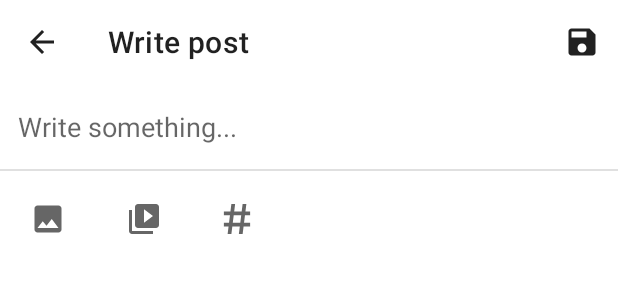
After one commit to karimsinouh/SocialMediaApp, an Android app: the layout fragment_write_post.xml on its own in the app's theme, with its tools: preview values and no code run, on a phone screen of 412 x 824 dp. The commit adds this screen. Shown: the top 300 px of the screen. Run offline under Robolectric (Android 15) with nearby library versions, the phone set to English and light mode, and no system bars.

Commit message:
setup basics of write post screen

```diff
--- a/app/build.gradle
+++ b/app/build.gradle
@@ -72,10 +72,13 @@ dependencies {
     implementation 'com.github.bumptech.glide:glide:4.12.0'
     kapt 'com.github.bumptech.glide:compiler:4.12.0'
 
-
     //firebase
     implementation platform('com.google.firebase:firebase-bom:26.7.0')
     implementation 'com.google.firebase:firebase-auth-ktx'
     implementation 'com.google.firebase:firebase-firestore-ktx'
 
+    //image cropper
+    api 'com.theartofdev.edmodo:android-image-cropper:2.8.0'
+
+
 }
--- a/app/src/main/AndroidManifest.xml
+++ b/app/src/main/AndroidManifest.xml
@@ -10,6 +10,11 @@
         android:roundIcon="@drawable/ic_app_icon"
         android:supportsRtl="true"
         android:theme="@style/Theme.SocialMedia">
+
+        <activity
+            android:name="com.theartofdev.edmodo.cropper.CropImageActivity"
+            android:theme="@style/Base.Theme.AppCompat" />
+
         <activity android:name=".ui.main.MainActivity">
             <intent-filter>
                 <action android:name="android.intent.action.MAIN" />
--- /dev/null
+++ b/app/src/main/res/drawable/ic_baseline_save_24.xml
@@ -0,0 +1,10 @@
+<vector xmlns:android="http://schemas.android.com/apk/res/android"
+    android:width="24dp"
+    android:height="24dp"
+    android:viewportWidth="24"
+    android:viewportHeight="24"
+    android:tint="?attr/colorControlNormal">
+  <path
+      android:fillColor="@android:color/white"
+      android:pathData="M17,3L5,3c-1.11,0 -2,0.9 -2,2v14c0,1.1 0.89,2 2,2h14c1.1,0 2,-0.9 2,-2L21,7l-4,-4zM12,19c-1.66,0 -3,-1.34 -3,-3s1.34,-3 3,-3 3,1.34 3,3 -1.34,3 -3,3zM15,9L5,9L5,5h10v4z"/>
+</vector>
--- /dev/null
+++ b/app/src/main/res/drawable/ic_hashtag_symbol.xml
@@ -0,0 +1,8 @@
+<vector android:height="20dp"
+    android:viewportHeight="32"
+    android:viewportWidth="32"
+    android:width="20dp"
+    android:tint="?attr/colorControlNormal"
+    xmlns:android="http://schemas.android.com/apk/res/android">
+    <path android:fillColor="#030104" android:pathData="M30,12V8h-5.004l1,-8h-4l-1,8h-7.998l1,-8h-4l-1,8H2v4h6.498L7.5,20H2v4h5l-1,8h4l1,-8h8l-1.002,8H22l1,-8h7v-4h-6.5l0.996,-8H30zM19.5,20h-8l0.998,-8h7.998L19.5,20z"/>
+</vector>
--- /dev/null
+++ b/app/src/main/res/drawable/ic_picture.xml
@@ -0,0 +1,10 @@
+<vector xmlns:android="http://schemas.android.com/apk/res/android"
+    android:width="24dp"
+    android:height="24dp"
+    android:viewportWidth="24"
+    android:viewportHeight="24"
+    android:tint="?attr/colorControlNormal">
+  <path
+      android:fillColor="@android:color/white"
+      android:pathData="M21,19V5c0,-1.1 -0.9,-2 -2,-2H5c-1.1,0 -2,0.9 -2,2v14c0,1.1 0.9,2 2,2h14c1.1,0 2,-0.9 2,-2zM8.5,13.5l2.5,3.01L14.5,12l4.5,6H5l3.5,-4.5z"/>
+</vector>
--- /dev/null
+++ b/app/src/main/res/layout/fragment_write_post.xml
@@ -0,0 +1,75 @@
+<?xml version="1.0" encoding="utf-8"?>
+<LinearLayout xmlns:app="http://schemas.android.com/apk/res-auto"
+    android:orientation="vertical"
+    xmlns:android="http://schemas.android.com/apk/res/android"
+    android:layout_width="match_parent"
+    android:layout_height="match_parent">
+
+
+    <androidx.appcompat.widget.Toolbar
+        android:id="@+id/toolbar"
+        android:layout_width="match_parent"
+        android:layout_height="wrap_content"
+        android:minHeight="?attr/actionBarSize"
+        android:theme="?attr/actionBarTheme"
+        app:menu="@menu/write_post"
+        app:navigationIcon="@drawable/ic_arrow_back"
+        app:title="Write post" />
+
+    <EditText
+
+        android:id="@+id/editText"
+        android:layout_width="match_parent"
+        android:layout_height="wrap_content"
+        android:background="#00000000"
+        android:ems="10"
+        android:hint="Write something..."
+        android:inputType="textMultiLine"
+        android:paddingStart="12dp"
+        android:paddingTop="16dp"
+        android:paddingEnd="12dp"
+        android:paddingBottom="16dp" />
+
+    <View
+        android:id="@+id/divider"
+        android:layout_width="match_parent"
+        android:layout_height="1dp"
+        android:background="?android:attr/listDivider" />
+
+    <LinearLayout
+        android:gravity="center_vertical"
+        android:id="@+id/attachments"
+        android:layout_width="match_parent"
+        android:layout_height="wrap_content"
+        android:orientation="horizontal">
+
+        <ImageButton
+            android:layout_margin="12dp"
+            android:padding="8dp"
+            android:background="?attr/selectableItemBackground"
+            android:id="@+id/addPicture"
+            android:layout_width="wrap_content"
+            android:layout_height="wrap_content"
+            app:srcCompat="@drawable/ic_picture" />
+
+        <ImageButton
+            android:layout_margin="12dp"
+            android:padding="8dp"
+            android:background="?attr/selectableItemBackground"
+            android:id="@+id/addVideo"
+            android:layout_width="wrap_content"
+            android:layout_height="wrap_content"
+            app:srcCompat="@drawable/ic_videos" />
+
+        <ImageButton
+            android:layout_margin="12dp"
+            android:padding="8dp"
+            android:background="?attr/selectableItemBackground"
+            android:id="@+id/addHashTags"
+            android:layout_width="wrap_content"
+            android:layout_height="wrap_content"
+            app:srcCompat="@drawable/ic_hashtag_symbol" />
+
+    </LinearLayout>
+
+</LinearLayout>
--- /dev/null
+++ b/app/src/main/res/menu/write_post.xml
@@ -0,0 +1,11 @@
+<?xml version="1.0" encoding="utf-8"?>
+<menu xmlns:android="http://schemas.android.com/apk/res/android"
+    xmlns:app="http://schemas.android.com/apk/res-auto">
+
+    <item
+        android:id="@+id/save"
+        app:showAsAction="always"
+        android:title="Save"
+        android:icon="@drawable/ic_baseline_save_24"/>
+
+</menu>
```
Also changed, not shown: app/src/main/java/com/karimsinouh/socialmedia/ui/home/HomeFragment.kt (+8 -0 lines), app/src/main/java/com/karimsinouh/socialmedia/ui/writePost/WritePostFragment.kt (added, +59 -0 lines), app/src/main/res/drawable/ic_write.xml (added, +10 -0 lines), app/src/main/res/layout/fragment_home.xml (+11 -0 lines), app/src/main/res/navigation/nav_graph.xml (+9 -1 lines).
